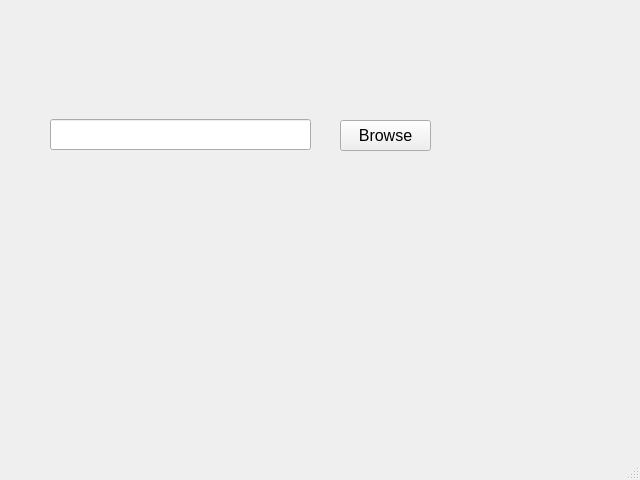
Old version of the form file_chooser.ui in the repository nagyzzz/szakd.
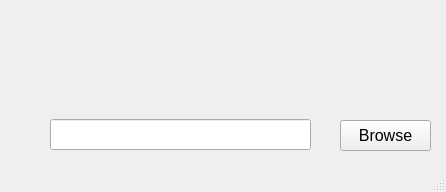
New version of the form.

Commit message: file_chooser kinyitja a tallózót

Patch:
```diff
--- a/file_chooser.ui
+++ b/file_chooser.ui
@@ -6,8 +6,8 @@
    <rect>
     <x>0</x>
     <y>0</y>
-    <width>640</width>
-    <height>480</height>
+    <width>446</width>
+    <height>192</height>
    </rect>
   </property>
   <property name="windowTitle">
```
Left out of the diff: 21 changed lines with no effect on the pictures. The commit also changes 1 other file.
